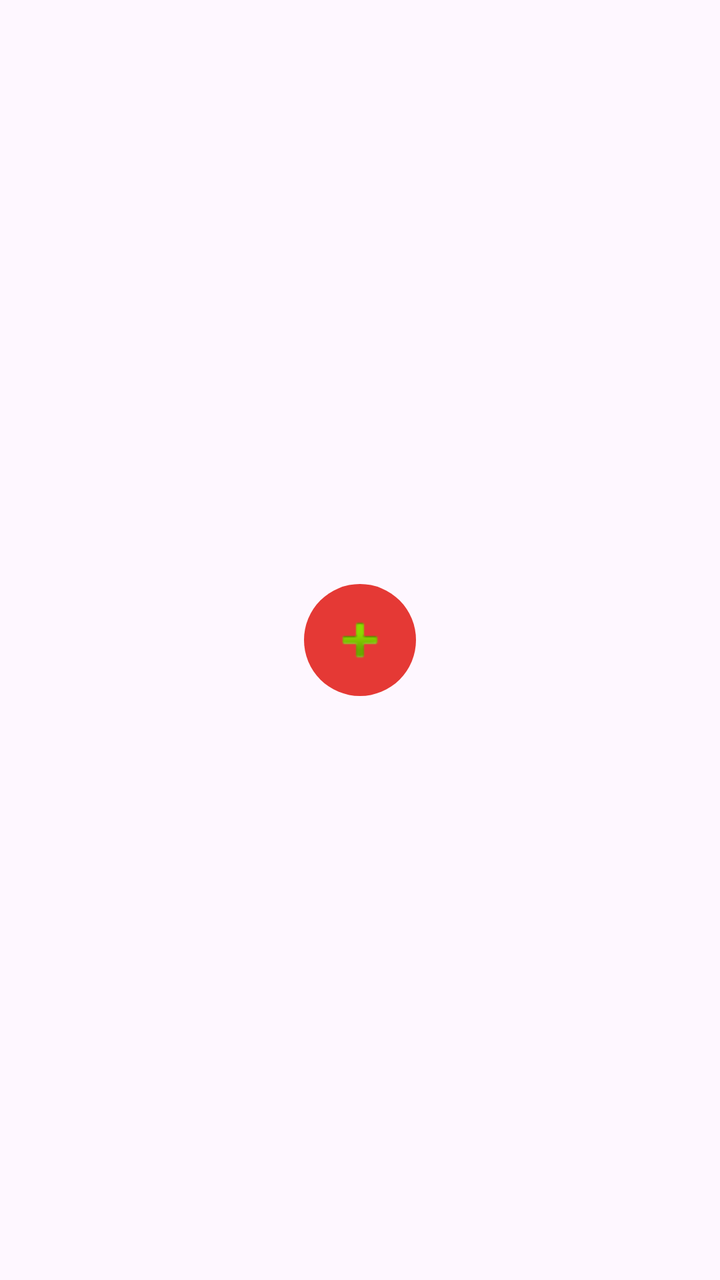
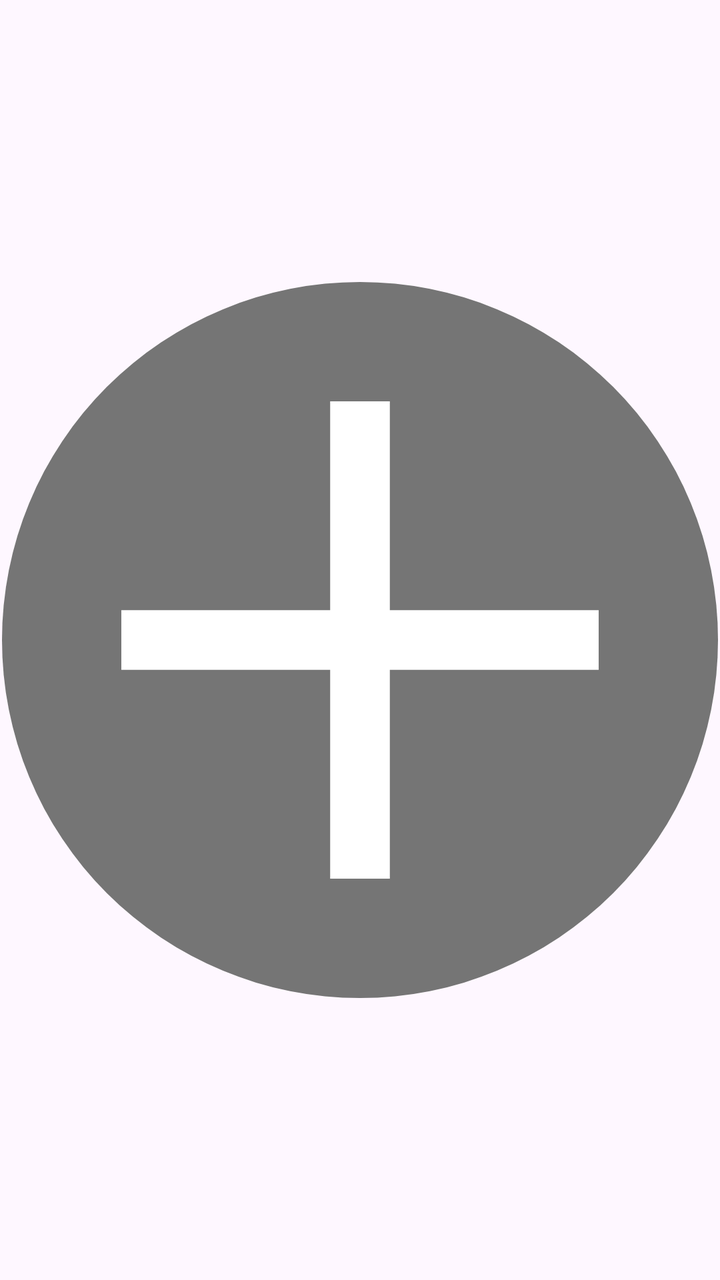

An Android layout rendered at two revisions. The XML below is the earlier revision; the diff shows what the commit changed to produce the second picture.
<!-- AndroidManifest.xml: application theme Theme.Material3.DayNight -->
<!-- res/layout/widget_quick_add.xml -->
<?xml version="1.0" encoding="utf-8"?>
<FrameLayout
    xmlns:android="http://schemas.android.com/apk/res/android"
    android:layout_width="match_parent"
    android:layout_height="match_parent">

    <ImageView
        android:id="@+id/widgetAddButton"
        android:layout_width="56dp"
        android:layout_height="56dp"
        android:layout_gravity="center"
        android:background="@drawable/bg_send_button"
        android:src="@android:drawable/ic_input_add"
        android:padding="12dp"
        android:contentDescription="@string/add_task" />

</FrameLayout>
<!-- resources referenced by this layout -->
<resources>
  <!-- drawable bg_send_button (drawable) -->
  <?xml version="1.0" encoding="utf-8"?>
  <shape xmlns:android="http://schemas.android.com/apk/res/android" android:shape="oval">
      <solid android:color="#E53935" />
  </shape>
  <string name="add_task">Add task</string>
</resources>

<!-- the commit's change to res/layout/widget_quick_add.xml (unified diff, before → after) -->
@@ -6,12 +6,12 @@
 
     <ImageView
         android:id="@+id/widgetAddButton"
-        android:layout_width="56dp"
-        android:layout_height="56dp"
+        android:layout_width="match_parent"
+        android:layout_height="match_parent"
         android:layout_gravity="center"
-        android:background="@drawable/bg_send_button"
-        android:src="@android:drawable/ic_input_add"
-        android:padding="12dp"
+        android:src="@drawable/ic_widget_add_button"
+        android:scaleType="fitCenter"
+        android:padding="1dp"
         android:contentDescription="@string/add_task" />
 
 </FrameLayout>
<!-- resource entries referenced after the edit -->
@@ -1,10 +1,31 @@
 <!-- resources referenced by this layout -->
 <resources>
-  <!-- drawable bg_send_button (drawable) -->
+  <!-- drawable ic_widget_add_button (drawable) -->
+  <?xml version="1.0" encoding="utf-8"?>
+  <layer-list xmlns:android="http://schemas.android.com/apk/res/android">
+      <item android:drawable="@drawable/bg_widget_button_circle" />
+      <item
+          android:width="55%"
+          android:height="55%"
+          android:gravity="center"
+          android:drawable="@drawable/ic_plus_white" />
+  </layer-list>
+  <string name="add_task">Add task</string>
+  <!-- drawable bg_widget_button_circle (drawable) -->
   <?xml version="1.0" encoding="utf-8"?>
   <shape xmlns:android="http://schemas.android.com/apk/res/android" android:shape="oval">
-      <solid android:color="#E53935" />
+      <solid android:color="#757575" />
   </shape>
-  <string name="add_task">Add task</string>
+  <!-- drawable ic_plus_white (drawable) -->
+  <?xml version="1.0" encoding="utf-8"?>
+  <vector xmlns:android="http://schemas.android.com/apk/res/android"
+      android:width="24dp"
+      android:height="24dp"
+      android:viewportWidth="24"
+      android:viewportHeight="24">
+      <path
+          android:fillColor="#FFFFFF"
+          android:pathData="M11,4 L13,4 L13,11 L20,11 L20,13 L13,13 L13,20 L11,20 L11,13 L4,13 L4,11 L11,11 Z" />
+  </vector>
 </resources>
 
